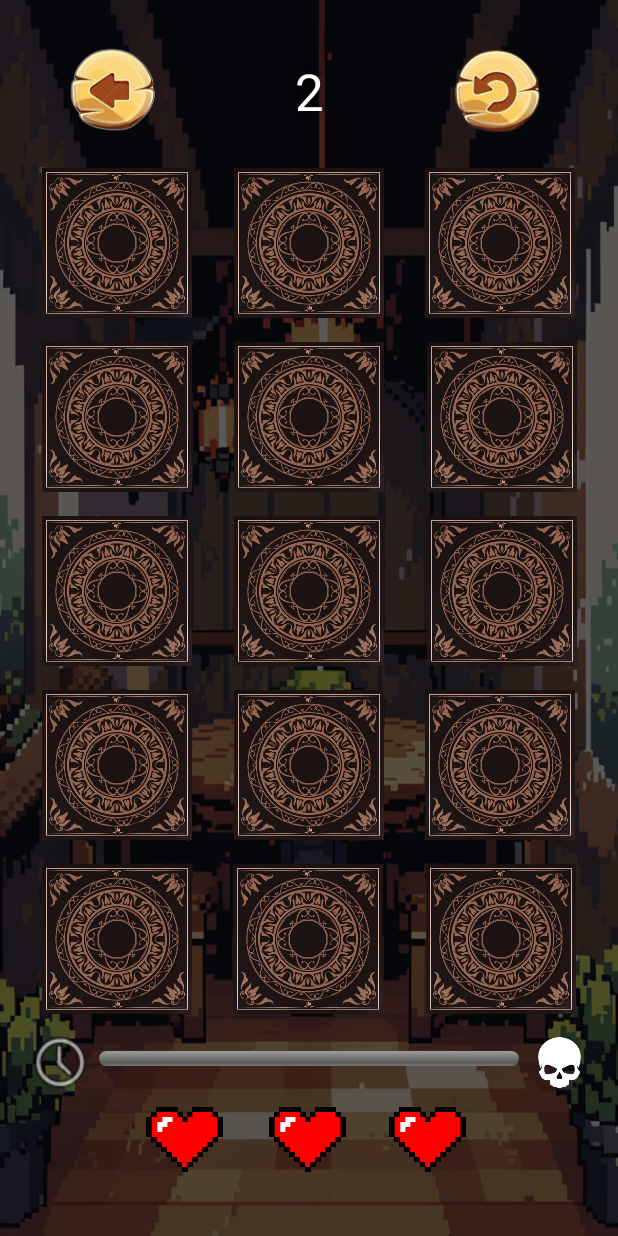
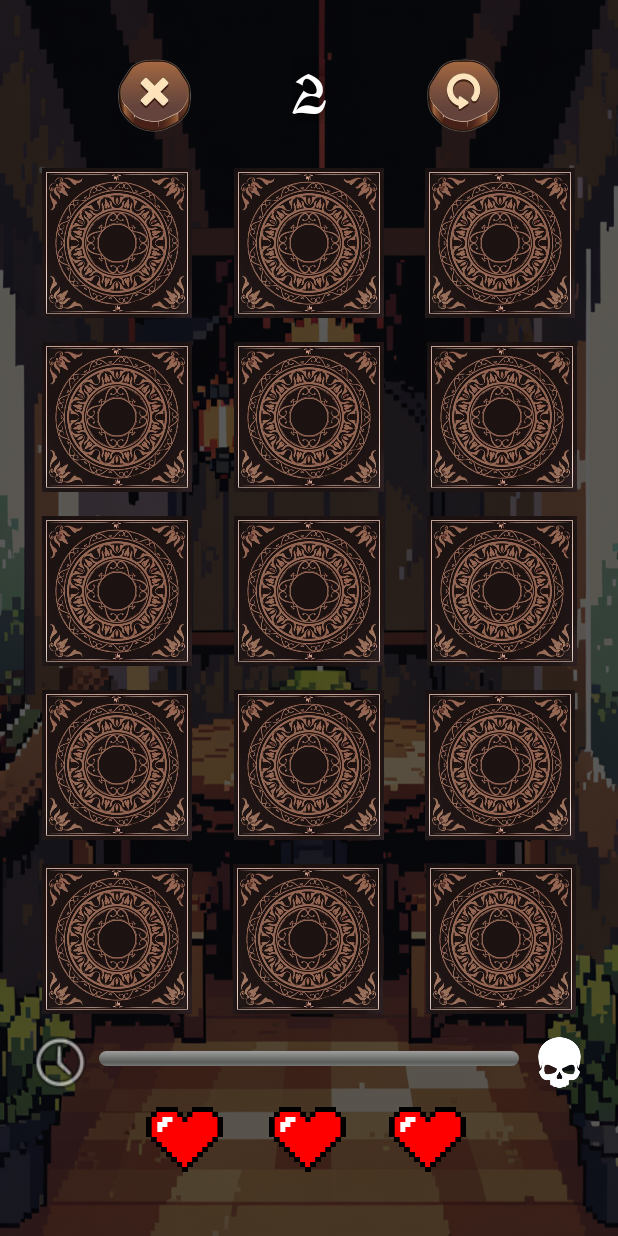
Before and after one commit to PyroJayxX/MobileGame-AppDev-Project, an Android app: the GameActivity screen opened directly, with no data from a screen before it, on a phone screen of 412 x 824 dp. Run offline under Robolectric (Android 15) with nearby library versions, the phone set to English and light mode, and no system bars.

Commit message:
- Modified app name - Updated title screen - Modified button designs

```diff
--- a/app/src/main/res/layout/activity_game.xml
+++ b/app/src/main/res/layout/activity_game.xml
@@ -466,8 +466,9 @@
                 android:id="@+id/txtTimer"
                 android:layout_width="wrap_content"
                 android:layout_height="wrap_content"
+                android:fontFamily="@font/vinque"
                 android:shadowColor="#000000"
-                android:shadowRadius="10"
+                android:shadowRadius="15"
                 android:text="GO!"
                 android:textColor="#FFFFFF"
                 android:textSize="34sp"
@@ -476,20 +477,6 @@
                 app:layout_constraintStart_toStartOf="parent"
                 app:layout_constraintTop_toTopOf="parent"
                 app:layout_constraintVertical_bias="0.567" />
-
-            <ImageButton
-                android:id="@+id/btnPause"
-                android:layout_width="50dp"
-                android:layout_height="50dp"
-                android:layout_marginTop="36dp"
-                android:backgroundTint="#00FFFFFF"
-                android:onClick="btnPause"
-                android:scaleType="fitCenter"
-                android:visibility="gone"
-                app:layout_constraintEnd_toEndOf="parent"
-                app:layout_constraintStart_toStartOf="parent"
-                app:layout_constraintTop_toTopOf="parent"
-                app:srcCompat="@drawable/pause_icon" />
 
             <ImageView
                 android:id="@+id/imageView"
@@ -504,33 +491,48 @@
 
             <ImageButton
                 android:id="@+id/btnBack"
-                android:layout_width="68dp"
-                android:layout_height="69dp"
+                android:layout_width="50dp"
+                android:layout_height="50dp"
                 android:background="#00FFFFFF"
                 android:onClick="btnBack"
                 android:scaleType="fitCenter"
                 app:layout_constraintBottom_toTopOf="@+id/card1"
-                app:layout_constraintEnd_toStartOf="@+id/txtTimer"
-                app:layout_constraintHorizontal_bias="0.321"
+                app:layout_constraintEnd_toStartOf="@+id/card2"
+                app:layout_constraintHorizontal_bias="0.735"
                 app:layout_constraintStart_toStartOf="parent"
                 app:layout_constraintTop_toTopOf="parent"
-                app:layout_constraintVertical_bias="0.627"
+                app:layout_constraintVertical_bias="0.629"
                 app:srcCompat="@drawable/circbtn_back" />
 
             <ImageButton
                 android:id="@+id/btnRetry"
-                android:layout_width="68dp"
-                android:layout_height="69dp"
+                android:layout_width="50dp"
+                android:layout_height="50dp"
                 android:background="#00FFFFFF"
                 android:onClick="btnRetry"
                 android:scaleType="fitCenter"
                 app:layout_constraintBottom_toTopOf="@+id/card3"
                 app:layout_constraintEnd_toEndOf="parent"
-                app:layout_constraintHorizontal_bias="0.638"
-                app:layout_constraintStart_toEndOf="@+id/txtTimer"
+                app:layout_constraintHorizontal_bias="0.266"
+                app:layout_constraintStart_toEndOf="@+id/card2"
                 app:layout_constraintTop_toTopOf="parent"
-                app:layout_constraintVertical_bias="0.627"
+                app:layout_constraintVertical_bias="0.629"
                 app:srcCompat="@drawable/circbtn_retry" />
+
+            <ImageButton
+                android:id="@+id/btnPause"
+                android:layout_width="50dp"
+                android:layout_height="50dp"
+                android:background="#00FFFFFF"
+                android:scaleType="fitCenter"
+                android:visibility="gone"
+                app:layout_constraintBottom_toTopOf="@+id/card2"
+                app:layout_constraintEnd_toEndOf="parent"
+                app:layout_constraintHorizontal_bias="0.498"
+                app:layout_constraintStart_toStartOf="parent"
+                app:layout_constraintTop_toTopOf="parent"
+                app:layout_constraintVertical_bias="0.629"
+                app:srcCompat="@drawable/circbtn_pause" />
 
         </androidx.constraintlayout.widget.ConstraintLayout>
 
--- a/app/src/main/res/values/strings.xml
+++ b/app/src/main/res/values/strings.xml
@@ -1,5 +1,5 @@
 <resources>
-    <string name="app_name">Mobile Game AppDev Project</string>
+    <string name="app_name">Fantasy Flip</string>
     <string name="go_text">GO!</string>
     <string name="card_object">Card Object</string>
 </resources>
```
Also changed, not shown: app/src/main/res/layout/activity_main.xml (+14 -23 lines), app/src/main/res/drawable/circbtn_back.png, app/src/main/res/drawable/circbtn_pause.png (added), app/src/main/res/drawable/circbtn_retry.png, app/src/main/res/drawable/title_logo.png (added).
